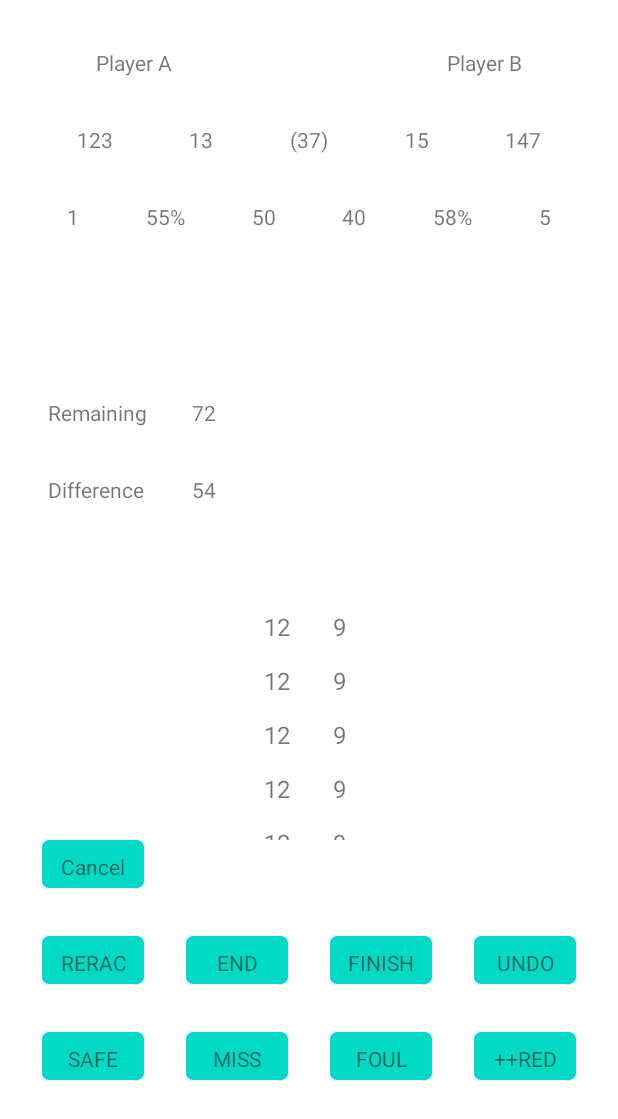
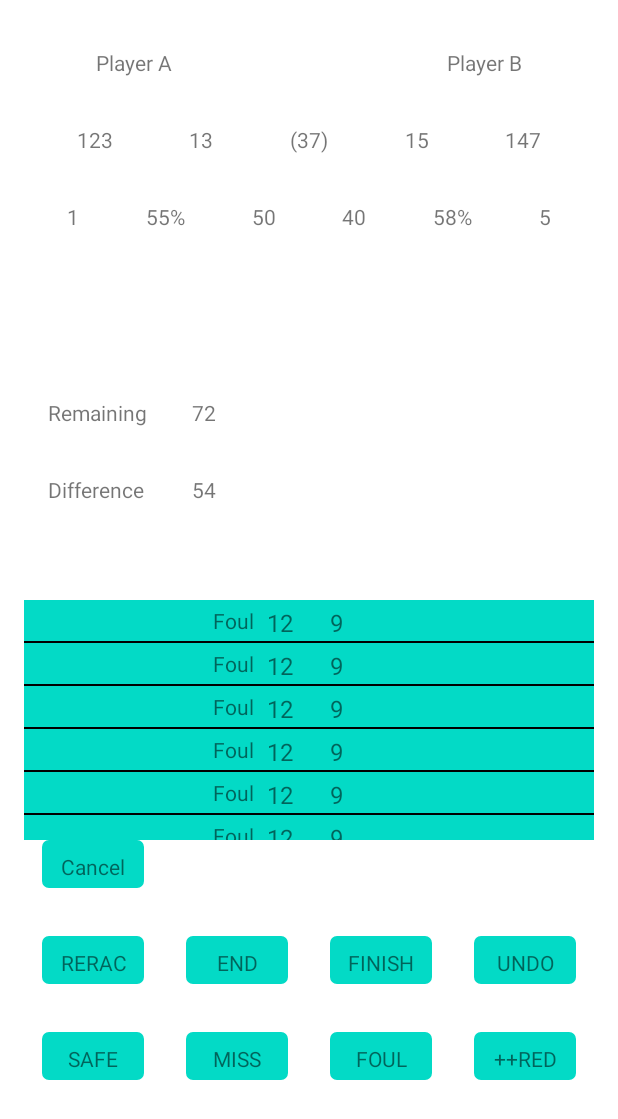
Before and after one commit to victorcocuz/snooker-board, an Android app: the layout fragment_game.xml on its own in the app's theme, with its tools: preview values and no code run, on a phone screen of 412 x 824 dp. Shown: the top 1119 px of the screen. Run offline under Robolectric (Android 15) with nearby library versions, the phone set to English and light mode, and no system bars.

Commit message:
style: add visual changes to breaks rv

```diff
--- a/app/src/main/java/com/example/snookerscore/fragments/game/GameFragment.kt
+++ b/app/src/main/java/com/example/snookerscore/fragments/game/GameFragment.kt
@@ -56,7 +56,7 @@ class GameFragment : androidx.fragment.app.Fragment() {
                 itemAnimator = null
                 adapter = ballAdapter
             }
-            fragGameBreakRv.adapter = BreaksAdapter(requireActivity())
+            fragGameBreakRv.adapter = BreakAdapter(requireActivity())
             fragGameActionBtns.apply {
                 gameViewModel = this@GameFragment.gameViewModel
                 genericEventsViewModel = eventsViewModel
--- a/app/src/main/res/layout/fragment_game.xml
+++ b/app/src/main/res/layout/fragment_game.xml
@@ -189,11 +189,14 @@
             android:id="@+id/frag_game_break_rv"
             android:layout_width="match_parent"
             android:layout_height="160dp"
+            android:layout_marginStart="@dimen/margin_medium"
+            android:layout_marginEnd="@dimen/margin_medium"
             app:layoutManager="androidx.recyclerview.widget.LinearLayoutManager"
             app:layout_constraintBottom_toTopOf="@+id/frag_game_action_btns"
+            app:layout_constraintEnd_toEndOf="parent"
+            app:layout_constraintStart_toStartOf="parent"
             app:listBreakData="@{gameViewModel.displayFrameStack}"
             tools:itemCount="16"
-            tools:layout_editor_absoluteX="207dp"
             tools:listitem="@layout/item_break_view" />
 
         <TextView
--- a/app/src/main/res/layout/item_break_view.xml
+++ b/app/src/main/res/layout/item_break_view.xml
@@ -4,24 +4,46 @@
     xmlns:tools="http://schemas.android.com/tools">
 
     <data>
-
         <variable
             name="crtBreak"
             type="com.example.snookerscore.domain.Break" />
     </data>
 
     <LinearLayout
+        android:orientation="vertical"
+        android:layout_width="match_parent"
+        android:layout_height="wrap_content">
+
+        <LinearLayout
             android:id="@+id/item_break_linear_layout"
             android:layout_width="match_parent"
-        android:layout_height="@dimen/ball_size"
+            android:layout_height="wrap_content"
+            android:padding="@dimen/margin_xsmall"
+            android:background="@color/design_default_color_secondary"
             android:orientation="horizontal">
+
+            <FrameLayout
+                android:layout_width="0dp"
+                android:layout_height="wrap_content"
+                android:layout_gravity="center"
+                android:layout_weight="4">
 
                 <androidx.recyclerview.widget.RecyclerView
                     android:id="@+id/item_break_a_balls_rv"
-            android:layout_width="0dp"
+                    android:layout_width="match_parent"
                     android:layout_height="match_parent"
-            android:layout_weight="4"
+                    android:layout_gravity="right"
                     app:listPotsA="@{crtBreak}" />
+
+                <TextView
+                    android:id="@+id/item_break_a_fouls"
+                    android:layout_width="match_parent"
+                    android:layout_height="match_parent"
+                    android:gravity="right"
+                    android:text="Foul"
+                    android:visibility="visible" />
+
+            </FrameLayout>
 
             <TextView
                 android:id="@+id/item_break_a_points"
@@ -43,11 +65,30 @@
                 app:crtBreakPointsB="@{crtBreak}"
                 tools:text="9" />
 
+            <FrameLayout
+                android:layout_width="0dp"
+                android:layout_height="wrap_content"
+                android:layout_weight="4">
+
+                <TextView
+                    android:id="@+id/item_break_b_fouls"
+                    android:layout_width="match_parent"
+                    android:layout_height="match_parent"
+                    android:text="Foul"
+                    android:visibility="invisible" />
+
                 <androidx.recyclerview.widget.RecyclerView
                     android:id="@+id/item_break_b_balls_rv"
-            android:layout_width="0dp"
+                    android:layout_width="match_parent"
                     android:layout_height="match_parent"
-            android:layout_weight="4"
                     app:listPotsB="@{crtBreak}" />
+            </FrameLayout>
+        </LinearLayout>
+
+        <View
+            android:layout_width="match_parent"
+            android:layout_height="1dp"
+            android:background="@android:color/black" />
+
     </LinearLayout>
 </layout>
```
Also changed, not shown: app/src/main/java/com/example/snookerscore/fragments/game/BreakAdapter.kt (renamed from app/src/main/java/com/example/snookerscore/fragments/game/BreaksAdapter.kt, +22 -3 lines), app/src/main/java/com/example/snookerscore/utils/BindingAdapters.kt (+6 -6 lines). Lines whose indentation alone changed are shown as unchanged.
